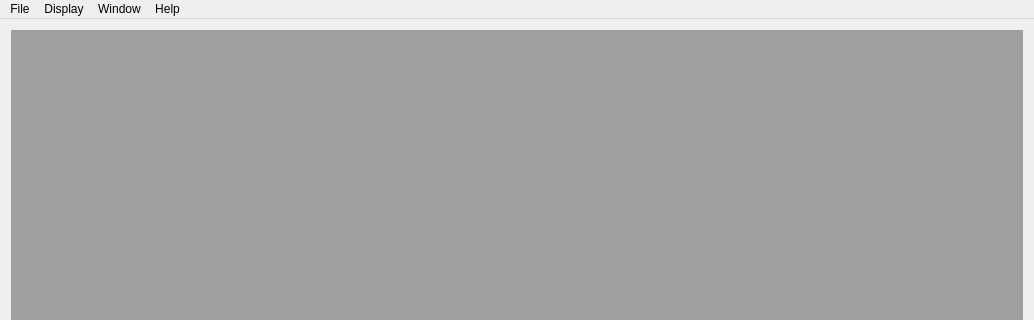
Qt form mvme.ui (flueke/mvme) before a commit; both pictures show x 0 to 1034 and y 0 to 320 of the 1034 by 707 pixel window.
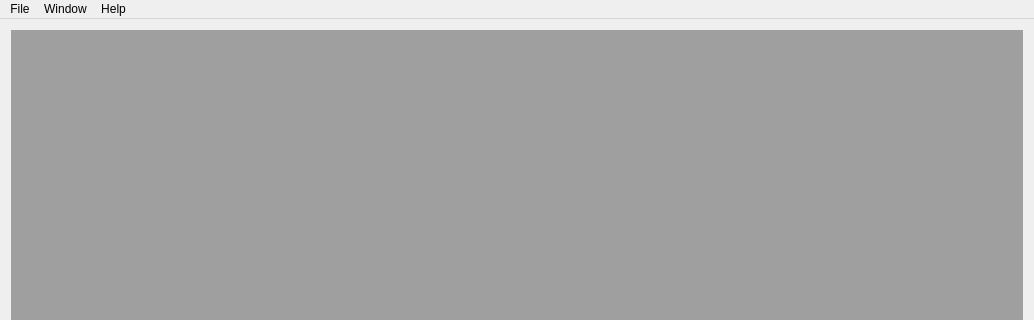
The same form after that commit.

The edit to the form file:
```diff
--- a/mvme.ui
+++ b/mvme.ui
@@ -26,7 +26,7 @@
      <x>0</x>
      <y>0</y>
      <width>1034</width>
-     <height>19</height>
+     <height>21</height>
     </rect>
    </property>
    <widget class="QMenu" name="menuFile">
@@ -43,12 +43,6 @@
     <addaction name="separator"/>
     <addaction name="actionQuit"/>
    </widget>
-   <widget class="QMenu" name="menuDisplay">
-    <property name="title">
-     <string>Display</string>
-    </property>
-    <addaction name="separator"/>
-   </widget>
    <widget class="QMenu" name="menuHelp">
     <property name="title">
      <string>Help</string>
@@ -67,7 +61,6 @@
     <addaction name="actionCascade"/>
    </widget>
    <addaction name="menuFile"/>
-   <addaction name="menuDisplay"/>
    <addaction name="menuWindow"/>
    <addaction name="menuHelp"/>
   </widget>
```
